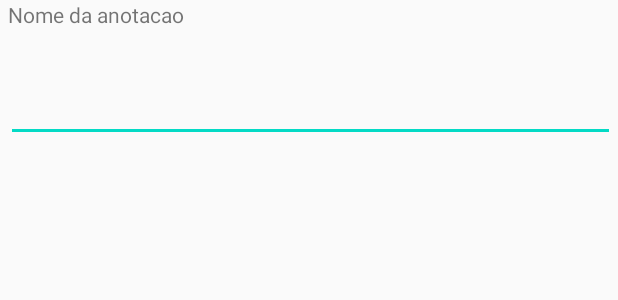
After one commit to MiguelKuckoski/MindKeeper, an Android app: the layout anotacao_view.xml on its own in the app's theme, with its tools: preview values and no code run, on a phone screen of 412 x 824 dp. The commit adds this screen. Shown: the top 300 px of the screen. Run offline under Robolectric (Android 15) with nearby library versions, the phone set to English and light mode, and no system bars.

Commit message:
Ajustes de layout e listView

```diff
--- a/app/src/main/java/com/blocodenotas/FirstFragment.kt
+++ b/app/src/main/java/com/blocodenotas/activity/EditAnotacaoFragment.kt
@@ -11,7 +11,7 @@ import androidx.navigation.fragment.findNavController
 /**
  * A simple [Fragment] subclass as the default destination in the navigation.
  */
-class FirstFragment : Fragment() {
+class EditAnotacaoFragment : Fragment() {
 
 //    override fun onCreateView(
 //            inflater: LayoutInflater, container: ViewGroup?,
--- a/app/src/main/java/com/blocodenotas/model/Anotacao.kt
+++ b/app/src/main/java/com/blocodenotas/model/Anotacao.kt
@@ -2,6 +2,6 @@ package com.blocodenotas.model
 
 import java.util.*
 
-class Anotacao(val id: Integer, val titulo: String, val conteudo: String, val dataModificacao: Date) {
+class Anotacao(val id: Int, val titulo: String, val conteudo: String, val dataModificacao: Date) {
 
 }
--- /dev/null
+++ b/app/src/main/res/layout/anotacao_view.xml
@@ -0,0 +1,32 @@
+<?xml version="1.0" encoding="utf-8"?>
+<androidx.constraintlayout.widget.ConstraintLayout xmlns:android="http://schemas.android.com/apk/res/android"
+    xmlns:app="http://schemas.android.com/apk/res-auto"
+    xmlns:tools="http://schemas.android.com/tools"
+    android:layout_width="match_parent"
+    android:layout_height="wrap_content">
+
+    <TextView
+        android:id="@+id/list_titulo"
+        android:layout_width="0dp"
+        android:layout_height="wrap_content"
+        android:layout_marginStart="5dp"
+        android:layout_marginLeft="5dp"
+        android:text="Nome da anotacao"
+        app:layout_constraintEnd_toEndOf="parent"
+        app:layout_constraintHorizontal_bias="1.0"
+        app:layout_constraintStart_toStartOf="parent"
+        app:layout_constraintTop_toTopOf="parent" />
+
+    <EditText
+        android:id="@+id/textbody"
+        android:layout_width="406dp"
+        android:layout_height="75dp"
+        android:layout_marginStart="2dp"
+        android:layout_marginLeft="2dp"
+        android:ems="10"
+        android:gravity="start|top"
+        android:inputType="textMultiLine"
+        app:layout_constraintEnd_toEndOf="parent"
+        app:layout_constraintStart_toStartOf="parent"
+        app:layout_constraintTop_toBottomOf="@+id/list_titulo" />
+</androidx.constraintlayout.widget.ConstraintLayout>
```
Also changed, not shown: app/src/main/AndroidManifest.xml (+10 -2 lines), app/src/main/java/com/blocodenotas/activity/EditAnotacaoActivity.kt (added, +42 -0 lines), app/src/main/java/com/blocodenotas/activity/MainActivity.kt (renamed from app/src/main/java/com/blocodenotas/MainActivity.kt, +18 -3 lines), app/src/main/java/com/blocodenotas/reciclerView/AdapterNotas.kt (+6 -5 lines), app/src/main/res/layout/activity_anotacao.xml (+45 -36 lines).
